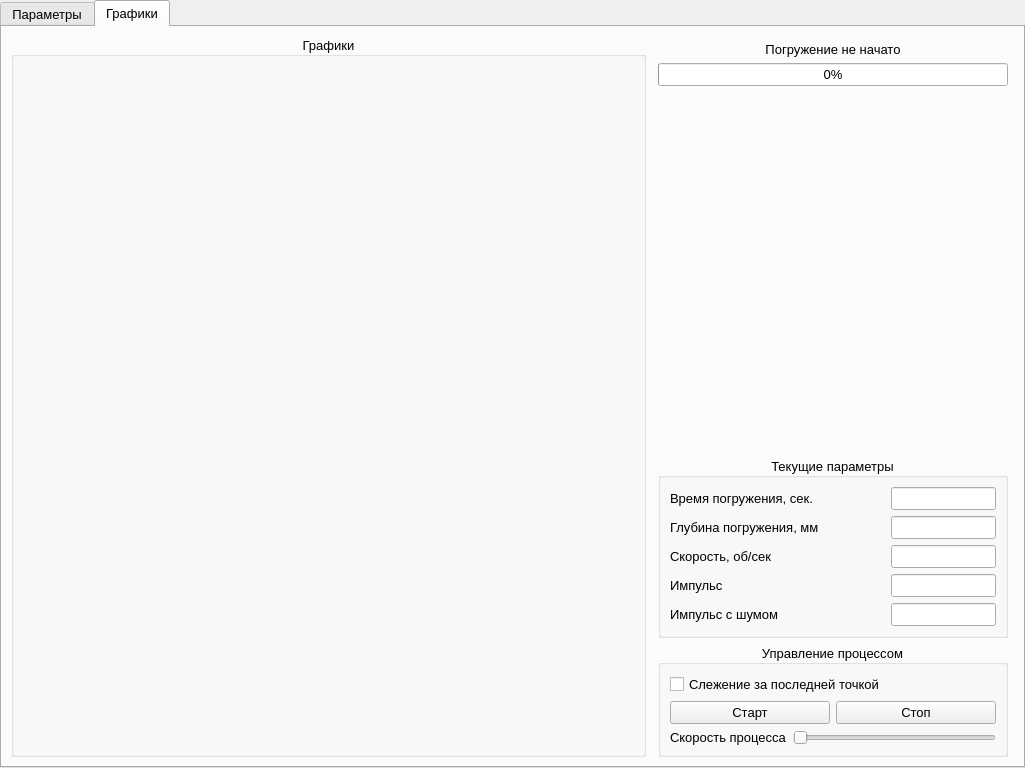
First picture: the form in mainwindow.ui, repository DvaMishkiLapa/xolm3, before the edit.
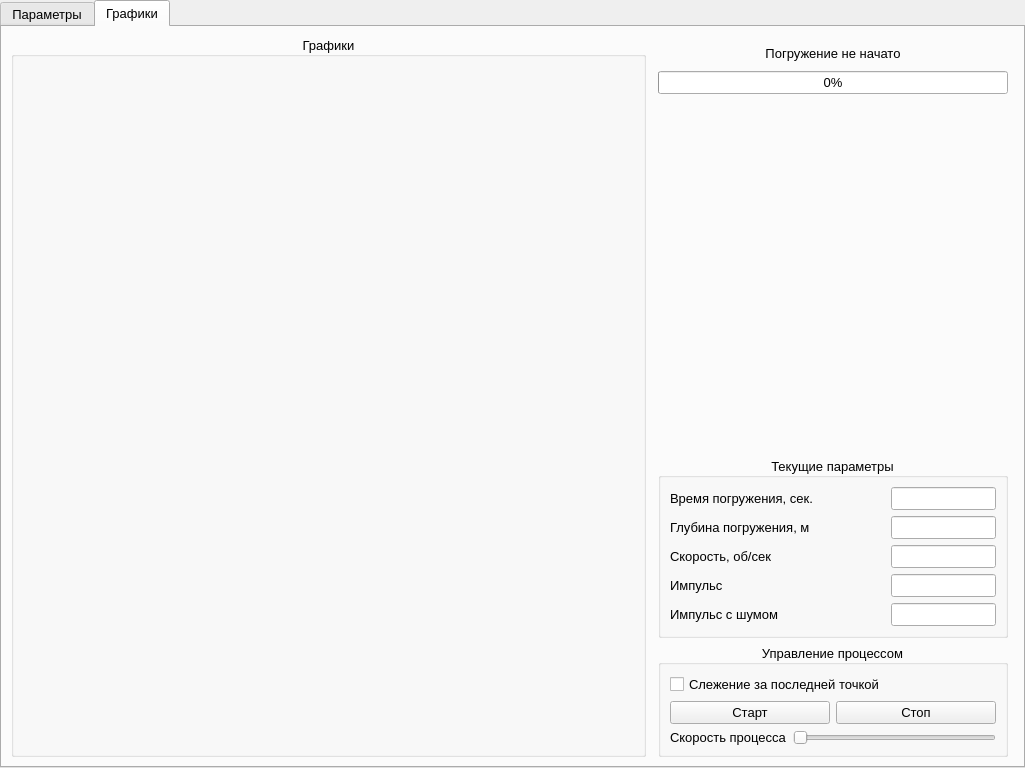
Second picture: the form after the edit. The open tabs and pages were chosen to show the change.

Commit message: Progress bar is work

```diff
--- a/mainwindow.ui
+++ b/mainwindow.ui
@@ -649,12 +649,12 @@
            <number>0</number>
           </property>
           <item>
-           <widget class="QLabel" name="progress_status">
+           <widget class="QPushButton" name="progress_status">
             <property name="text">
              <string>Погружение не начато</string>
             </property>
-            <property name="alignment">
-             <set>Qt::AlignCenter</set>
+            <property name="flat">
+             <bool>true</bool>
             </property>
            </widget>
           </item>
@@ -790,7 +790,7 @@
                   </size>
                  </property>
                  <property name="text">
-                  <string>Глубина погружения, мм</string>
+                  <string>Глубина погружения, м</string>
                  </property>
                 </widget>
                </item>
```
Left out of the diff: 2 changed lines with no effect on the pictures. The commit also changes 2 other files.
